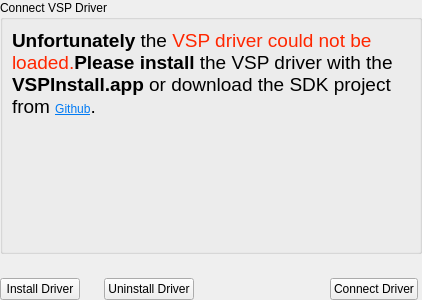
Old version of the form VSPClient/ui/pgconnect.ui in the repository britus/VSPClient.
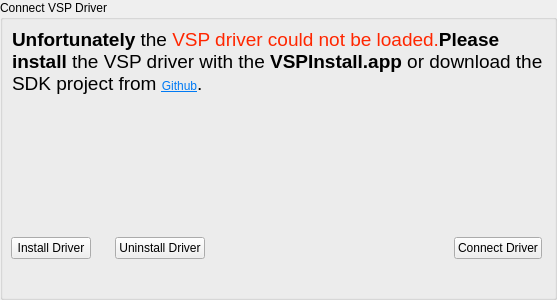
New version of the form.

Commit message: Disable buttons, if driver no accessible

What changed in the file:
```diff
--- a/VSPClient/ui/pgconnect.ui
+++ b/VSPClient/ui/pgconnect.ui
@@ -15,7 +15,7 @@
   </property>
   <layout class="QVBoxLayout" name="verticalLayout">
    <property name="spacing">
-    <number>24</number>
+    <number>12</number>
    </property>
    <property name="leftMargin">
     <number>0</number>
@@ -67,9 +67,6 @@
         <property name="scaledContents">
          <bool>true</bool>
         </property>
-        <property name="alignment">
-         <set>Qt::AlignmentFlag::AlignLeading|Qt::AlignmentFlag::AlignLeft|Qt::AlignmentFlag::AlignTop</set>
-        </property>
         <property name="wordWrap">
          <bool>true</bool>
         </property>
@@ -84,8 +81,18 @@
         </property>
        </widget>
       </item>
-     </layout>
-    </widget>
+      <item>
+       <spacer name="verticalSpacer">
+        <property name="orientation">
+         <enum>Qt::Vertical</enum>
+        </property>
+        <property name="sizeHint" stdset="0">
+         <size>
+          <width>20</width>
+          <height>40</height>
+         </size>
+        </property>
+       </spacer>
    </item>
    <item>
     <widget class="QWidget" name="widget" native="true">
@@ -109,7 +116,7 @@
        <number>4</number>
       </property>
       <property name="bottomMargin">
-       <number>0</number>
+          <number>4</number>
       </property>
       <item>
        <widget class="QPushButton" name="btnInstall">
@@ -125,11 +132,21 @@
         </property>
        </widget>
       </item>
+         <item>
+          <spacer name="horizontalSpacer_2">
+           <property name="orientation">
+            <enum>Qt::Horizontal</enum>
+           </property>
+           <property name="sizeHint" stdset="0">
+            <size>
+             <width>40</width>
+             <height>20</height>
+            </size>
+           </property>
+          </spacer>
+         </item>
       <item>
        <spacer name="horizontalSpacer">
-        <property name="orientation">
-         <enum>Qt::Orientation::Horizontal</enum>
-        </property>
         <property name="sizeHint" stdset="0">
          <size>
           <width>225</width>
@@ -143,6 +160,9 @@
         <property name="text">
          <string>Connect Driver</string>
         </property>
+          </widget>
+         </item>
+        </layout>
        </widget>
       </item>
      </layout>
```
Lines whose indentation alone changed are shown as unchanged. The commit also changes 1 other file.
